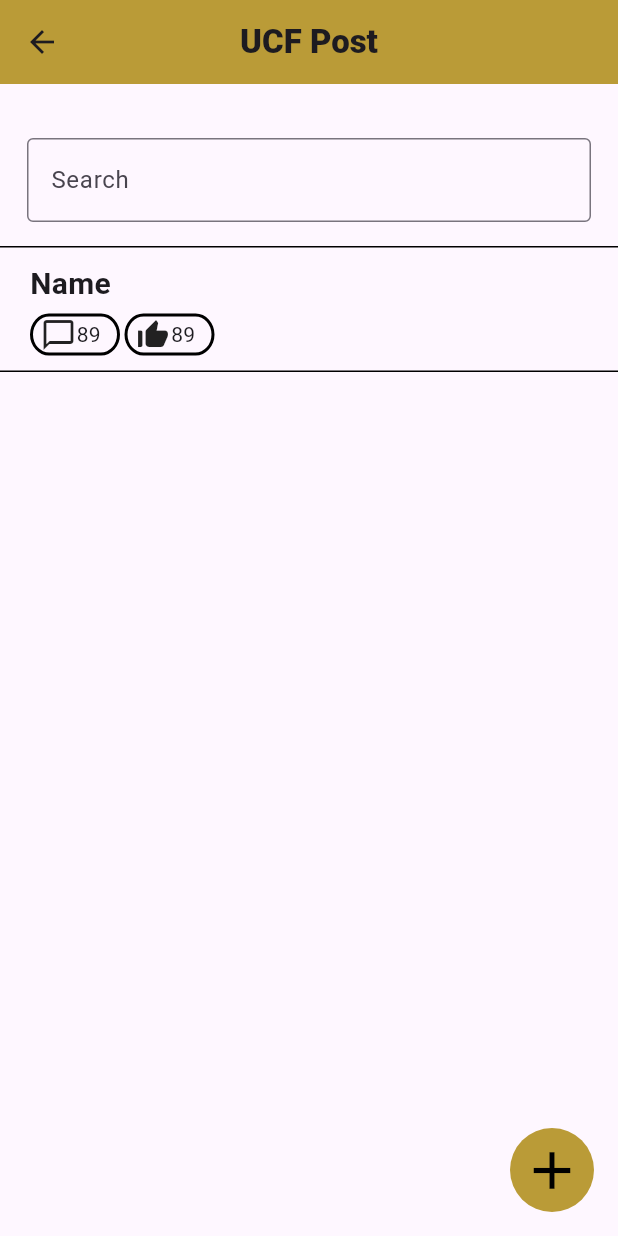
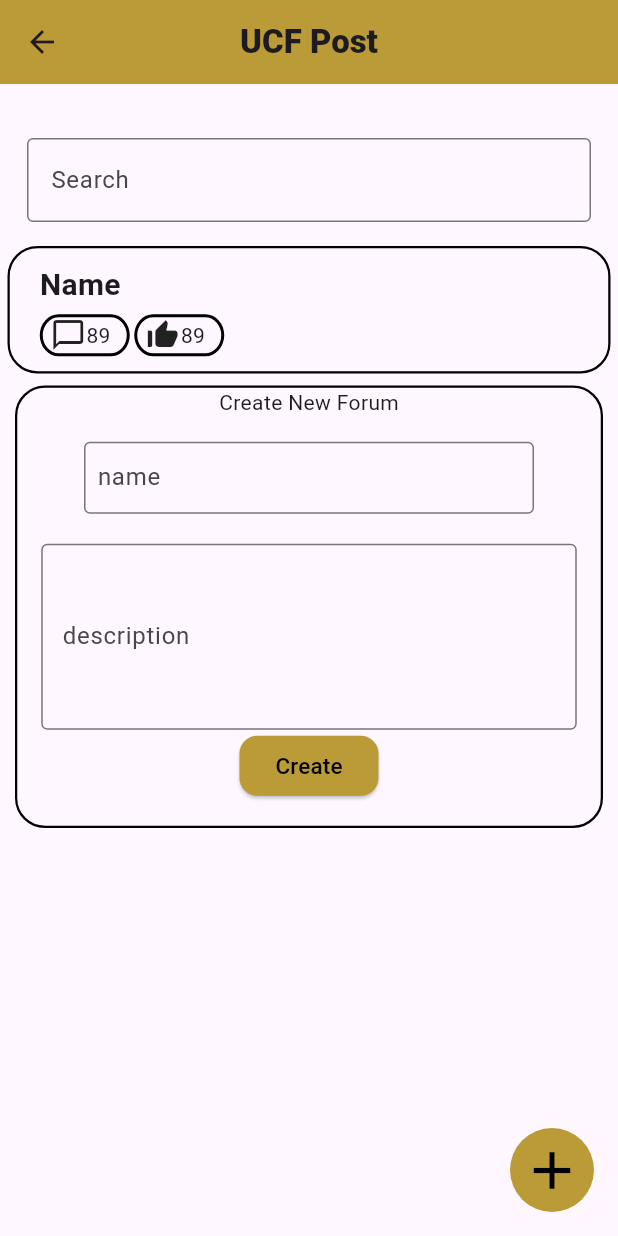
Before and after one commit to ChwaseH55/SD27, a Flutter app: the DiscussionForum screen opened by its route, after a tap on "Name", on a phone screen of 412 x 824 dp. Run offline on Flutter 3.47's test engine with Material 3 defaults, Android fonts, the light colour scheme and no system bars; our stand-ins replace carousel_slider.

Commit message:
fixed api connection, changes to discussion pages
a

```diff
--- a/mobile/lib/api_request/auth_request.dart
+++ b/mobile/lib/api_request/auth_request.dart
@@ -2,7 +2,8 @@
 import 'dart:developer';
 import 'package:coffee_card/main.dart';
 import 'package:flutter/material.dart';
-import 'package:http/http.dart' as http;
+import 'package:http/http.dart';
+String urlAddress = "http://10.0.2.2:5000";
 
 Future<void> registerUser({
   required BuildContext context,
@@ -12,12 +13,15 @@
   required String firstName,
   required String lastName,
 }) async {
-  final url = Uri.parse('http://localhost:5000/api/auth/register');
+  try {
+    final url = Uri.parse('$urlAddress/api/auth/register');
 
-  final response = await http.post(
+    final response = await post(
       url,
-    headers: {"Content-Type": "application/json"},
-    body: jsonEncode({
+      headers: <String, String>{
+        'Content-Type': 'application/json; charset=UTF-8',
+      },
+      body: jsonEncode(<String, String>{
         "username": username,
         "email": email,
         "password": password,
@@ -29,31 +33,44 @@
     if (response.statusCode == 200) {
       // Navigate to home screen on success
       navigatorKey.currentState?.pushNamed('/mainMenu');
+      log('Register successfully');
     } else {
       log('Error with register');
+    }
+  } catch (e) {
+    log(e.toString());
   }
 }
 
 Future<void> loginUser({
-  required BuildContext context,
   required String username,
   required String password,
+  required BuildContext context,
 }) async {
-  final url = Uri.parse('http://10.0.2.2:5000/api/auth/login');
-
-  final response = await http.post(
+  try {
+    final url = Uri.parse('$urlAddress/api/auth/login');
+    final response = await post(
       url,
-    headers: {"Content-Type": "application/json"},
-    body: jsonEncode({
+      headers: <String, String>{
+        'Content-Type': 'application/json; charset=UTF-8',
+      },
+      body: jsonEncode(<String, String>{
         "username": username,
         "password": password,
       }),
     );
 
     if (response.statusCode == 200) {
-    // Navigate to home screen on success
-   if (context.mounted) Navigator.pushNamed(context, '/mainMenu');
+      var data = jsonDecode(response.body.toString());
+
+      log(data['token']);
+      log('Login successfully');
+      if(context.mounted) Navigator.pushNamed(context, '/mainMenu');
     } else {
-   log('Error with login');
+      log('failed');
+    }
+  } catch (e) {
+    log(e.toString());
+
   }
 }
--- a/mobile/lib/main.dart
+++ b/mobile/lib/main.dart
@@ -15,7 +15,7 @@
 
   // Start the app with the "/" named route. In this case, the app starts
   // on the LoginScreen widget.
-  initialRoute: '/',
+  initialRoute: '/mainMenu',
   routes: {
     // When navigating to the "/" route, build the FirstScreen widget.
     '/': (context) => const LoginScreen(),
--- a/mobile/lib/screens/discussionforum_screen.dart
+++ b/mobile/lib/screens/discussionforum_screen.dart
@@ -1,5 +1,5 @@
 import 'package:flutter/material.dart';
-import 'package:coffee_card/widgets/forum_widget.dart';
+import 'package:coffee_card/widgets/forum_discussion_widget.dart';
 import 'package:coffee_card/widgets/creationformplus.dart';
 
 class DiscussionForum extends StatelessWidget {
@@ -82,6 +82,34 @@
               forumName: 'Name',
               postNumber: 89,
             ),
+            const ForumWidget(
+              forumName: 'Name',
+              postNumber: 89,
+            ),
+            const ForumWidget(
+              forumName: 'Name',
+              postNumber: 89,
+            ),
+            const ForumWidget(
+              forumName: 'Name',
+              postNumber: 89,
+            ),
+            const ForumWidget(
+              forumName: 'Name',
+              postNumber: 89,
+            ),
+            const ForumWidget(
+              forumName: 'Name',
+              postNumber: 89,
+            ),
+            const ForumWidget(
+              forumName: 'Name',
+              postNumber: 89,
+            ),
+            const ForumWidget(
+              forumName: 'Name',
+              postNumber: 89,
+            ),
 
 
           ])
--- a/mobile/lib/screens/forumpost_screen.dart
+++ b/mobile/lib/screens/forumpost_screen.dart
@@ -1,5 +1,6 @@
+import 'package:coffee_card/widgets/forumcreation_widget.dart';
 import 'package:flutter/material.dart';
-import 'package:coffee_card/widgets/post_widget.dart';
+import 'package:coffee_card/widgets/post_discussion_widget.dart';
 import 'package:coffee_card/widgets/creationformplus.dart';
 
 class ForumpostScreen extends StatelessWidget {
@@ -44,13 +45,6 @@
   final searchController = TextEditingController();
 
   @override
-  void dispose() {
-    // Clean up the controller when the widget is disposed.
-    searchController.dispose();
-    super.dispose();
-  }
-
-  @override
   Widget build(BuildContext context) {
     return Column(
         crossAxisAlignment: CrossAxisAlignment.center,
@@ -76,6 +70,12 @@
             likeNumber: 90,
           ),
 
+           const ForumCreationWidget(
+            postName: 'Name',
+            postNumber: 89,
+            likeNumber: 90,
+          ),
+
         ]);
   }
 }
--- a/mobile/lib/screens/login_screen.dart
+++ b/mobile/lib/screens/login_screen.dart
@@ -100,8 +100,8 @@
             onPressed: () {
               loginUser(
                 context: context,
-                username: 'exampleUser',
-                password: 'examplePass',
+                username: userController.text,
+                password: passController.text,
               );
             },
             style: ElevatedButton.styleFrom(
--- /dev/null
+++ b/mobile/lib/widgets/forum_discussion_widget.dart
@@ -0,0 +1,71 @@
+import 'package:flutter/material.dart';
+
+class ForumWidget extends StatelessWidget {
+  final String forumName;
+  final int postNumber;
+
+  const ForumWidget({
+    super.key,
+    required this.forumName,
+    required this.postNumber
+  });
+
+  @override
+  Widget build(BuildContext context) {
+    return Padding(
+      padding: const EdgeInsets.only(bottom: 8, left: 5, right: 5),
+      child: GestureDetector(
+        onTap: () {Navigator.pushNamed(context, '/pos');},
+
+        child: Container(
+          decoration:  BoxDecoration(
+            border: Border.all(color: Colors.black, width: 1.5),
+            borderRadius: const BorderRadius.all(Radius.circular(20))
+          ),
+          child: Padding(
+            padding: const EdgeInsets.only(left: 20, right: 8, bottom: 10),
+            child: Column(
+              children: <Widget>[
+
+                Padding(
+                  padding: const EdgeInsets.only(top: 6, bottom: 5),
+                  child: Row(
+                    children: <Widget>[Text(forumName, style: const TextStyle(
+                            fontWeight: FontWeight.w700, fontSize: 20
+                          ),),],
+                  ),
+                ),
+                Align(
+                  alignment: Alignment.centerLeft,
+                  child: SizedBox(
+
+                    width: 60,
+                    child: Container(
+
+                      decoration:  BoxDecoration(
+
+                        color: Colors.transparent,
+                        border: Border.all(color: Colors.black, width: 2),
+                        borderRadius: const BorderRadius.all(Radius.elliptical(100, 100)),
+                      ),
+                      child: Padding(
+
+                        padding: const EdgeInsets.only(left: 5),
+                        child: Row(
+
+                          children: <Widget>[const Icon(
+                              Icons.forum,
+                            ),Text(postNumber.toString())],
+                        )
+                      ),
+                    )
+                  )
+                ),
+              ],
+            ),
+          ),
+        )
+      )
+    );
+  }
+}
--- a/mobile/lib/widgets/forum_widget.dart
+++ /dev/null
@@ -1,69 +0,0 @@
-import 'package:flutter/material.dart';
-
-class ForumWidget extends StatelessWidget {
-  final String forumName;
-  final int postNumber;
-
-  const ForumWidget({
-    super.key,
-    required this.forumName,
-    required this.postNumber
-  });
-
-  @override
-  Widget build(BuildContext context) {
-    return GestureDetector(
-      onTap: () {Navigator.pushNamed(context, '/pos');},
-      child: Container(
-        decoration: const BoxDecoration(
-          border: Border(
-            top: BorderSide(color: Colors.black),
-
-          ),
-        ),
-        child: Padding(
-          padding: const EdgeInsets.only(left: 20, right: 8, bottom: 10),
-          child: Column(
-            children: <Widget>[
-
-              Padding(
-                padding: const EdgeInsets.only(top: 10, bottom: 5),
-                child: Row(
-                  children: <Widget>[Text(forumName, style: const TextStyle(
-                          fontWeight: FontWeight.w700, fontSize: 20
-                        ),),],
-                ),
-              ),
-              Align(
-                alignment: Alignment.centerLeft,
-                child: SizedBox(
-
-                  width: 60,
-                  child: Container(
-
-                    decoration:  BoxDecoration(
-
-                      color: Colors.transparent,
-                      border: Border.all(color: Colors.black, width: 2),
-                      borderRadius: const BorderRadius.all(Radius.elliptical(100, 100)),
-                    ),
-                    child: Padding(
-
-                      padding: const EdgeInsets.only(left: 5),
-                      child: Row(
-
-                        children: <Widget>[const Icon(
-                            Icons.forum,
-                          ),Text(postNumber.toString())],
-                      )
-                    ),
-                  )
-                )
-              ),
-            ],
-          ),
-        ),
-      )
-    );
-  }
-}
--- /dev/null
+++ b/mobile/lib/widgets/forumcreation_widget.dart
@@ -0,0 +1,113 @@
+import 'package:flutter/material.dart';
+
+class ForumCreationWidget extends StatelessWidget {
+  final String postName;
+  final int postNumber;
+  final int likeNumber;
+
+  const ForumCreationWidget(
+      {super.key,
+      required this.postName,
+      required this.postNumber,
+      required this.likeNumber});
+
+  @override
+  Widget build(BuildContext context) {
+    return Padding(
+        padding: const EdgeInsets.only(bottom: 8, left: 5, right: 5),
+        child: Padding(
+            padding: const EdgeInsets.only(bottom: 8, left: 5, right: 5),
+            child: Container(
+                decoration: BoxDecoration(
+                    border: Border.all(color: Colors.black, width: 1.5),
+                    borderRadius: const BorderRadius.all(Radius.circular(20))),
+                child: const Column(
+                  crossAxisAlignment: CrossAxisAlignment.center,
+                  children: <Widget>[Text('Create New Forum'), MyCustomForm()],
+                ))));
+  }
+}
+
+// Define a custom Form widget.
+class MyCustomForm extends StatefulWidget {
+  const MyCustomForm({super.key});
+
+  @override
+  State<MyCustomForm> createState() => _MyCustomFormState();
+}
+
+// Define a corresponding State class.
+// This class holds data related to the Form.
+class _MyCustomFormState extends State<MyCustomForm> {
+  // Create a text controller and use it to retrieve the current value
+  // of the TextField.
+  final nameController = TextEditingController();
+  final descriptionController = TextEditingController();
+
+  @override
+  void dispose() {
+    // Clean up the controller when the widget is removed from the widget tree.
+    // This also removes the _printLatestValue listener.
+    nameController.dispose();
+    descriptionController.dispose();
+    super.dispose();
+  }
+
+  @override
+  Widget build(BuildContext context) {
+    return Padding(
+        padding: const EdgeInsets.all(16),
+        child: Column(children: <Widget>[
+          Padding(
+              padding: const EdgeInsets.only(bottom: 20),
+              child: SizedBox(
+                width: 300,
+                  child: TextField(
+                controller: nameController,
+                decoration: const InputDecoration(
+                  contentPadding: EdgeInsets.symmetric(
+                    vertical: 10.0,
+                    horizontal: 5.0,
+                  ),
+                  border: OutlineInputBorder(),
+                  hintText: 'name',
+                ),
+              ))),
+          SingleChildScrollView(
+            child: SizedBox(
+                child: Align(
+                  alignment: Alignment.topLeft,
+                  child: TextField(
+                    textAlign: TextAlign.justify,
+                              controller: descriptionController,
+                              decoration: const InputDecoration(
+                  contentPadding: EdgeInsets.symmetric(
+                    vertical: 50.0,
+                    horizontal: 10.0,
+                  ),
+                  border: OutlineInputBorder(),
+                  hintText: 'description',
+                              ),
+                            ))
+                ),
+          ),
+          ElevatedButton(
+            onPressed: () {},
+            style: ElevatedButton.styleFrom(
+              backgroundColor: const Color.fromRGBO(186, 155, 55, 1),
+              shape: RoundedRectangleBorder(
+                borderRadius:
+                    BorderRadius.circular(12), // Change this value as needed
+              ),
+            ),
+            child: const Text(
+              'Create',
+              style: TextStyle(
+                fontSize: 15,
+                color: Colors.black,
+              ),
+            ),
+          )
+        ]));
+  }
+}
--- /dev/null
+++ b/mobile/lib/widgets/post_discussion_widget.dart
@@ -0,0 +1,90 @@
+import 'package:flutter/material.dart';
+
+class PostWidget extends StatelessWidget {
+  final String postName;
+  final int postNumber;
+  final int likeNumber;
+
+  const PostWidget(
+      {super.key,
+      required this.postName,
+      required this.postNumber,
+      required this.likeNumber});
+
+  @override
+  Widget build(BuildContext context) {
+    return Padding(
+        padding: const EdgeInsets.only(bottom: 8, left: 5, right: 5),
+        child: Container(
+          decoration: BoxDecoration(
+              border: Border.all(color: Colors.black, width: 1.5),
+              borderRadius: const BorderRadius.all(Radius.circular(20))),
+          child: Padding(
+            padding: const EdgeInsets.only(left: 20, right: 8, bottom: 10),
+            child: Column(
+              children: <Widget>[
+                Padding(
+                  padding: const EdgeInsets.only(top: 10, bottom: 5),
+                  child: Row(
+                    children: <Widget>[
+                      Text(
+                        postName,
+                        style: const TextStyle(
+                            fontWeight: FontWeight.w700, fontSize: 20),
+                      ),
+                    ],
+                  ),
+                ),
+                Align(
+                    alignment: Alignment.centerLeft,
+                    child: Row(children: <Widget>[
+                      Padding(
+                          padding: const EdgeInsets.only(right: 3),
+                          child: SizedBox(
+                              width: 60,
+                              child: Container(
+                                decoration: BoxDecoration(
+                                  color: Colors.transparent,
+                                  border:
+                                      Border.all(color: Colors.black, width: 2),
+                                  borderRadius: const BorderRadius.all(
+                                      Radius.elliptical(90, 100)),
+                                ),
+                                child: Padding(
+                                    padding: const EdgeInsets.only(left: 5),
+                                    child: Row(
+                                      children: <Widget>[
+                                        const Icon(
+                                          Icons.messenger_outline,
+                                        ),
+                                        Text(postNumber.toString())
+                                      ],
+                                    )),
+                              ))),
+                      SizedBox(
+                          width: 60,
+                          child: Container(
+                            decoration: BoxDecoration(
+                              color: Colors.transparent,
+                              border: Border.all(color: Colors.black, width: 2),
+                              borderRadius: const BorderRadius.all(
+                                  Radius.elliptical(90, 100)),
+                            ),
+                            child: Padding(
+                                padding: const EdgeInsets.only(left: 5),
+                                child: Row(
+                                  children: <Widget>[
+                                    const Icon(
+                                      Icons.thumb_up_alt,
+                                    ),
+                                    Text(postNumber.toString())
+                                  ],
+                                )),
+                          ))
+                    ])),
+              ],
+            ),
+          ),
+        ));
+  }
+}
--- a/mobile/lib/widgets/post_widget.dart
+++ /dev/null
@@ -1,92 +0,0 @@
-import 'package:flutter/material.dart';
-
-class PostWidget extends StatelessWidget {
-  final String postName;
-  final int postNumber;
-  final int likeNumber;
-
-  const PostWidget(
-      {super.key,
-      required this.postName,
-      required this.postNumber,
-      required this.likeNumber});
-
-  @override
-  Widget build(BuildContext context) {
-    return Container(
-      decoration: const BoxDecoration(
-        border: Border(
-          top: BorderSide(color: Colors.black),
-          bottom: BorderSide(color: Colors.black),
-        ),
-      ),
-      child: Padding(
-        padding: const EdgeInsets.only(left: 20, right: 8, bottom: 10),
-        child: Column(
-          children: <Widget>[
-            Padding(
-              padding: const EdgeInsets.only(top: 10, bottom: 5),
-              child: Row(
-                children: <Widget>[
-                  Text(
-                    postName,
-                    style: const TextStyle(
-                        fontWeight: FontWeight.w700, fontSize: 20),
-                  ),
-                ],
-              ),
-            ),
-            Align(
-                alignment: Alignment.centerLeft,
-                child: Row(children: <Widget>[
-                  Padding(
-                    padding: const EdgeInsets.only(right: 3),
-                    child: SizedBox(
-                        width: 60,
-                        child: Container(
-                          decoration: BoxDecoration(
-                            color: Colors.transparent,
-                            border: Border.all(color: Colors.black, width: 2),
-                            borderRadius: const BorderRadius.all(
-                                Radius.elliptical(90, 100)),
-                          ),
-                          child: Padding(
-                              padding: const EdgeInsets.only(left: 5),
-                              child: Row(
-                                children: <Widget>[
-                                  const Icon(
-                                    Icons.messenger_outline,
-                                  ),
-                                  Text(postNumber.toString())
-                                ],
-                              )),
-                        ))
-                  ),
-
-                      SizedBox(
-                      width: 60,
-                      child: Container(
-                        decoration: BoxDecoration(
-                          color: Colors.transparent,
-                          border: Border.all(color: Colors.black, width: 2),
-                          borderRadius: const BorderRadius.all(
-                              Radius.elliptical(90, 100)),
-                        ),
-                        child: Padding(
-                            padding: const EdgeInsets.only(left: 5),
-                            child: Row(
-                              children: <Widget>[
-                                const Icon(
-                                  Icons.thumb_up_alt,
-                                ),
-                                Text(postNumber.toString())
-                              ],
-                            )),
-                      ))
-                ])),
-          ],
-        ),
-      ),
-    );
-  }
-}
```
Lines whose indentation alone changed are shown as unchanged.
